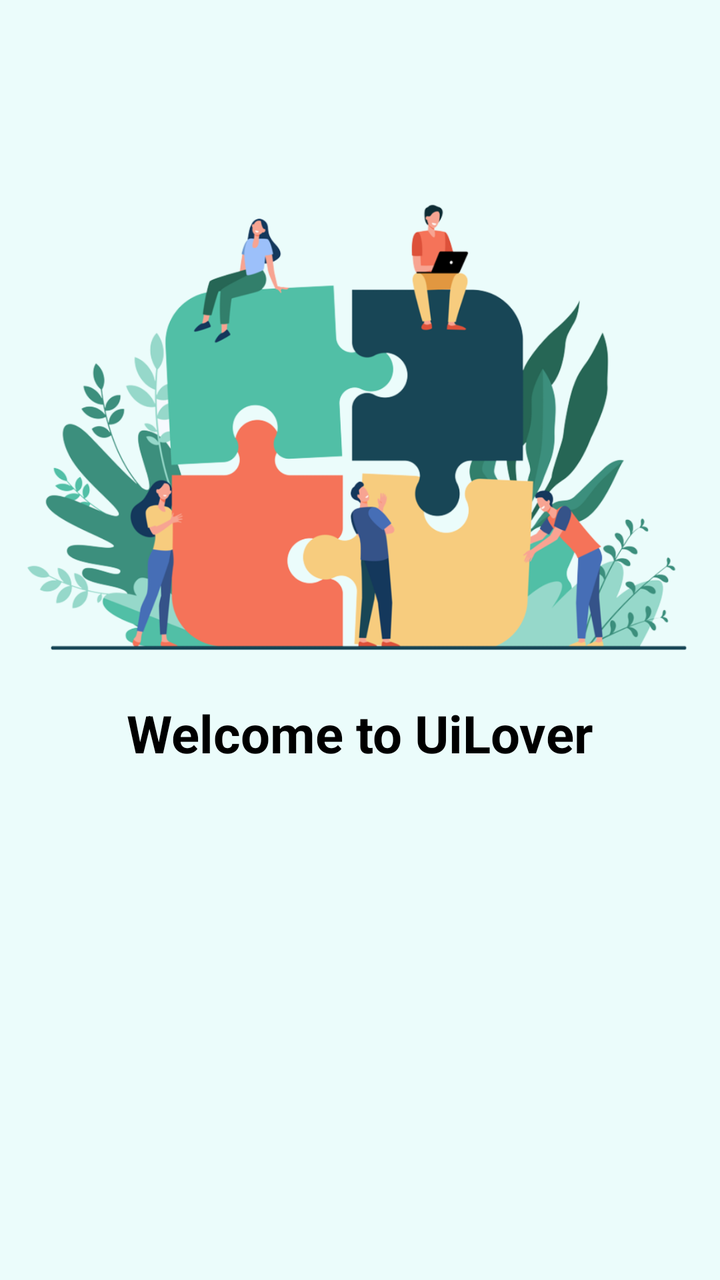
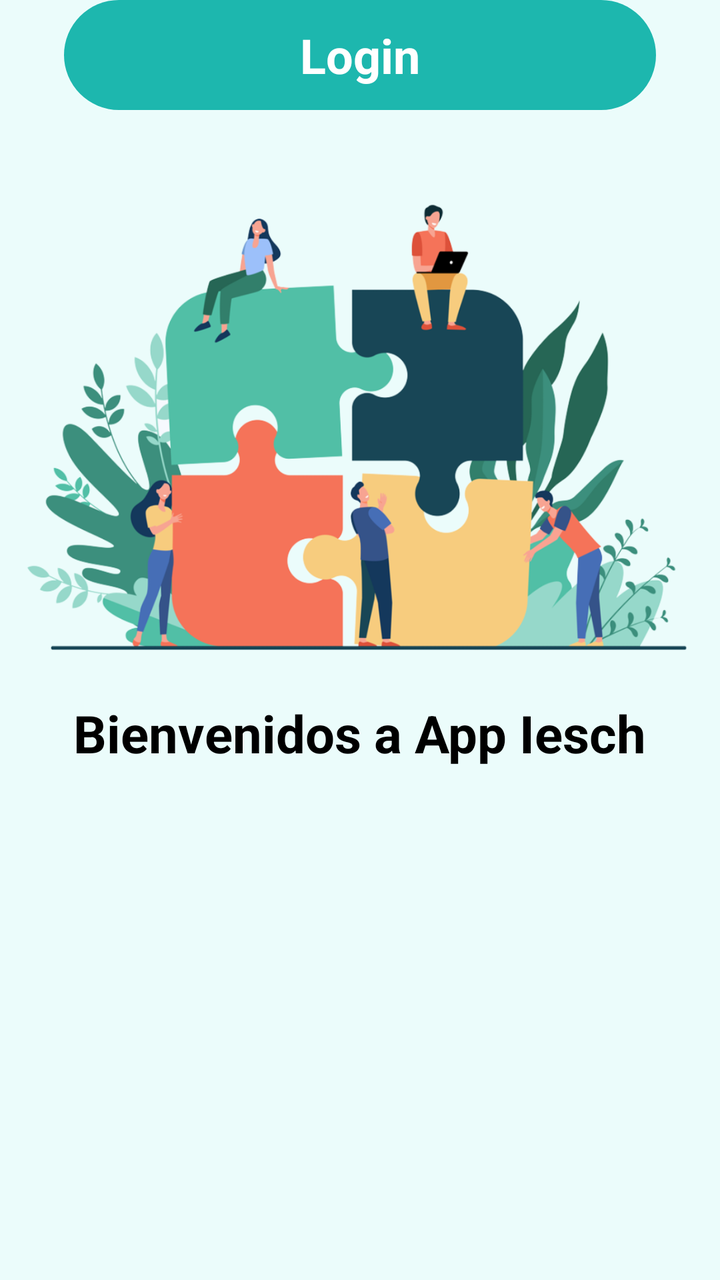

Two renders of the same Android screen: before a commit and after it. Below are the layout's source before the change and the commit's diff.
<!-- AndroidManifest.xml: application theme Theme.P1DashboardMenu -->
<!-- res/layout/intro_activity.xml -->
<?xml version="1.0" encoding="utf-8"?>
<androidx.constraintlayout.widget.ConstraintLayout xmlns:android="http://schemas.android.com/apk/res/android"
    xmlns:app="http://schemas.android.com/apk/res-auto"
    android:layout_width="match_parent"
    android:layout_height="match_parent"
    android:background="#EBFCFB">

    <ImageView
        android:id="@+id/imageView3"
        android:layout_width="wrap_content"
        android:layout_height="wrap_content"
        android:layout_marginTop="70dp"
        app:layout_constraintEnd_toEndOf="parent"
        app:layout_constraintStart_toStartOf="parent"
        app:layout_constraintTop_toTopOf="parent"
        app:srcCompat="@drawable/banner_intro" />

    <TextView
        android:id="@+id/textView"
        android:layout_width="wrap_content"
        android:layout_height="wrap_content"
        android:text="Welcome to UiLover"
        android:textColor="#000000"
        android:textSize="26sp"
        android:textStyle="bold"
        app:layout_constraintEnd_toEndOf="parent"
        app:layout_constraintStart_toStartOf="parent"
        app:layout_constraintTop_toBottomOf="@+id/imageView3" />
</androidx.constraintlayout.widget.ConstraintLayout>
<!-- resources referenced by this layout -->
<resources>
  <!-- drawable banner_intro: png bitmap (drawable-hdpi, 92882 bytes) -->
  <style name="Theme.P1DashboardMenu" parent="Base.Theme.P1DashboardMenu" />
  <style name="Base.Theme.P1DashboardMenu" parent="Theme.Material3.DayNight.NoActionBar">
          
          
      </style>
</resources>

<!-- the commit's change to res/layout/intro_activity.xml (unified diff, before → after) -->
@@ -1,6 +1,7 @@
 <?xml version="1.0" encoding="utf-8"?>
 <androidx.constraintlayout.widget.ConstraintLayout xmlns:android="http://schemas.android.com/apk/res/android"
     xmlns:app="http://schemas.android.com/apk/res-auto"
+    xmlns:tools="http://schemas.android.com/tools"
     android:layout_width="match_parent"
     android:layout_height="match_parent"
     android:background="#EBFCFB">
@@ -19,11 +20,35 @@
         android:id="@+id/textView"
         android:layout_width="wrap_content"
         android:layout_height="wrap_content"
-        android:text="Welcome to UiLover"
+        android:text="Bienvenidos a App Iesch"
         android:textColor="#000000"
         android:textSize="26sp"
         android:textStyle="bold"
         app:layout_constraintEnd_toEndOf="parent"
         app:layout_constraintStart_toStartOf="parent"
         app:layout_constraintTop_toBottomOf="@+id/imageView3" />
+
+    <androidx.constraintlayout.widget.ConstraintLayout
+        android:id="@+id/constraintLayout"
+        android:layout_width="match_parent"
+        android:layout_height="55dp"
+        android:layout_margin="32dp"
+        android:background="@drawable/button_backgroud_green1"
+        tools:layout_editor_absoluteX="32dp"
+        tools:layout_editor_absoluteY="650dp">
+
+        <TextView
+            android:id="@+id/textView10"
+            android:layout_width="wrap_content"
+            android:layout_height="wrap_content"
+            android:text="Login"
+            android:textColor="#ffffff"
+            android:textSize="24sp"
+            android:textStyle="bold"
+            app:layout_constraintBottom_toBottomOf="parent"
+            app:layout_constraintEnd_toEndOf="parent"
+            app:layout_constraintStart_toStartOf="parent"
+            app:layout_constraintTop_toTopOf="parent" />
+    </androidx.constraintlayout.widget.ConstraintLayout>
+
 </androidx.constraintlayout.widget.ConstraintLayout>
<!-- resource entries referenced after the edit -->
@@ -1,6 +1,17 @@
 <!-- resources referenced by this layout -->
 <resources>
   <!-- drawable banner_intro: png bitmap (drawable-hdpi, 92882 bytes) -->
+  <!-- drawable button_backgroud_green1 (drawable) -->
+  <?xml version="1.0" encoding="utf-8"?>
+  <selector xmlns:android="http://schemas.android.com/apk/res/android">
+  <item>
+      <shape android:shape="rectangle">
+          <corners android:radius="50dp"/>
+          <solid android:color="#1db7ae"/>
+  
+      </shape>
+  </item>
+  </selector>
   <style name="Theme.P1DashboardMenu" parent="Base.Theme.P1DashboardMenu" />
   <style name="Base.Theme.P1DashboardMenu" parent="Theme.Material3.DayNight.NoActionBar">
           
